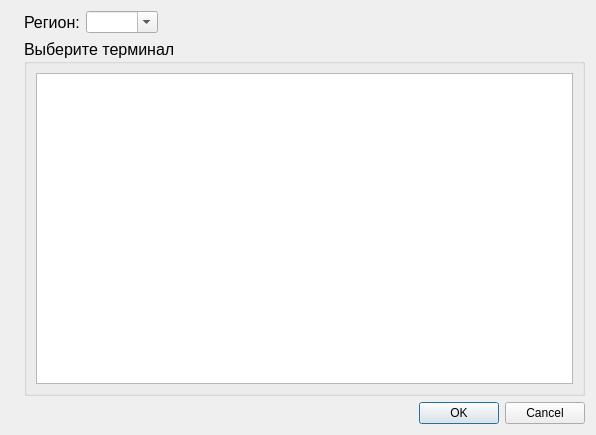
rust3128/MPosUtilities, file SelectTerminalsForm/addterminalsdialog.ui: the form before one commit.
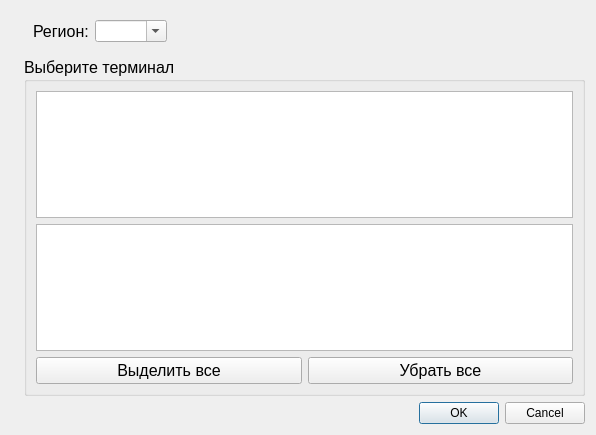
The form after the commit. Icons and pictures are not drawn.

Commit message: append terminals

What changed in the file:
```diff
--- a/SelectTerminalsForm/addterminalsdialog.ui
+++ b/SelectTerminalsForm/addterminalsdialog.ui
@@ -27,42 +27,7 @@
      </property>
     </widget>
    </item>
-   <item row="0" column="1">
-    <widget class="QLabel" name="label">
-     <property name="font">
-      <font>
-       <pointsize>12</pointsize>
-      </font>
-     </property>
-     <property name="text">
-      <string>Регион:</string>
-     </property>
-    </widget>
-   </item>
-   <item row="0" column="2">
-    <widget class="QComboBox" name="comboBoxRegions">
-     <property name="editable">
-      <bool>true</bool>
-     </property>
-     <property name="maxVisibleItems">
-      <number>15</number>
-     </property>
-    </widget>
-   </item>
-   <item row="0" column="3">
-    <spacer name="horizontalSpacer">
-     <property name="orientation">
-      <enum>Qt::Horizontal</enum>
-     </property>
-     <property name="sizeHint" stdset="0">
-      <size>
-       <width>302</width>
-       <height>20</height>
-      </size>
-     </property>
-    </spacer>
-   </item>
-   <item row="1" column="1" colspan="3">
+   <item row="1" column="1">
     <widget class="QGroupBox" name="groupBox">
      <property name="font">
       <font>
@@ -75,7 +40,7 @@
       <string>Выберите терминал</string>
      </property>
      <layout class="QGridLayout" name="gridLayout">
-      <item row="0" column="0">
+      <item row="0" column="0" colspan="2">
        <widget class="QTableView" name="tableViewTerminals">
         <property name="font">
          <font>
@@ -101,16 +66,112 @@
         </property>
        </widget>
       </item>
+      <item row="1" column="0" colspan="2">
+       <widget class="QTableWidget" name="tableWidgetTerminals">
+        <property name="font">
+         <font>
+          <pointsize>10</pointsize>
+         </font>
+        </property>
+        <property name="editTriggers">
+         <set>QAbstractItemView::NoEditTriggers</set>
+        </property>
+        <property name="alternatingRowColors">
+         <bool>true</bool>
+        </property>
+        <property name="selectionMode">
+         <enum>QAbstractItemView::NoSelection</enum>
+        </property>
+       </widget>
+      </item>
+      <item row="2" column="0">
+       <widget class="QPushButton" name="pushButtonSelectAll">
+        <property name="text">
+         <string>Выделить все</string>
+        </property>
+        <property name="icon">
+         <iconset resource="../resourses.qrc">
+          <normaloff>:/Images/all_check.png</normaloff>:/Images/all_check.png</iconset>
+        </property>
+        <property name="iconSize">
+         <size>
+          <width>32</width>
+          <height>32</height>
+         </size>
+        </property>
+       </widget>
+      </item>
+      <item row="2" column="1">
+       <widget class="QPushButton" name="pushButtonDeSelectAll">
+        <property name="text">
+         <string>Убрать все</string>
+        </property>
+        <property name="icon">
+         <iconset resource="../resourses.qrc">
+          <normaloff>:/Images/removeAll.png</normaloff>:/Images/removeAll.png</iconset>
+        </property>
+        <property name="iconSize">
+         <size>
+          <width>32</width>
+          <height>32</height>
+         </size>
+        </property>
+       </widget>
+      </item>
      </layout>
     </widget>
    </item>
-   <item row="2" column="3">
+   <item row="2" column="1">
     <widget class="QDialogButtonBox" name="buttonBox">
      <property name="standardButtons">
       <set>QDialogButtonBox::Cancel|QDialogButtonBox::Ok</set>
      </property>
     </widget>
    </item>
+   <item row="0" column="1">
+    <widget class="QFrame" name="frame">
+     <property name="lineWidth">
+      <number>0</number>
+     </property>
+     <layout class="QHBoxLayout" name="horizontalLayout">
+      <item>
+       <widget class="QLabel" name="label">
+        <property name="font">
+         <font>
+          <pointsize>12</pointsize>
+         </font>
+        </property>
+        <property name="text">
+         <string>Регион:</string>
+        </property>
+       </widget>
+      </item>
+      <item>
+       <widget class="QComboBox" name="comboBoxRegions">
+        <property name="editable">
+         <bool>true</bool>
+        </property>
+        <property name="maxVisibleItems">
+         <number>15</number>
+        </property>
+       </widget>
+      </item>
+      <item>
+       <spacer name="horizontalSpacer">
+        <property name="orientation">
+         <enum>Qt::Horizontal</enum>
+        </property>
+        <property name="sizeHint" stdset="0">
+         <size>
+          <width>302</width>
+          <height>20</height>
+         </size>
+        </property>
+       </spacer>
+      </item>
+     </layout>
+    </widget>
+   </item>
   </layout>
  </widget>
  <resources>
```
The commit also changes 5 other files.
